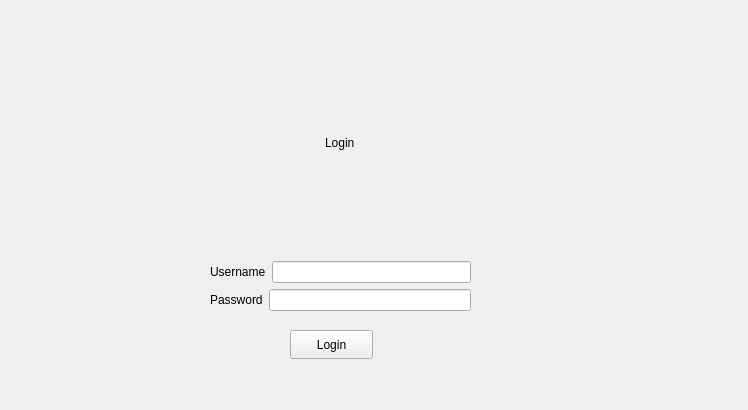
Before: the Qt Designer form login.ui in Shikhrrr/AttendanceManager, drawn with Qt 5.
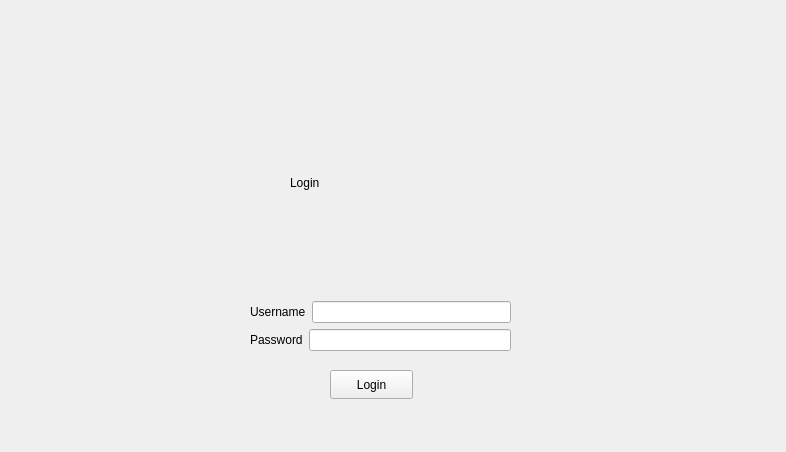
After: the same form once the commit is applied.

What changed in the file:
```diff
--- a/login.ui
+++ b/login.ui
@@ -6,8 +6,8 @@
    <rect>
     <x>0</x>
     <y>0</y>
-    <width>748</width>
-    <height>410</height>
+    <width>786</width>
+    <height>452</height>
    </rect>
   </property>
   <property name="windowTitle">
@@ -16,8 +16,8 @@
   <widget class="QPushButton" name="login">
    <property name="geometry">
     <rect>
-     <x>290</x>
-     <y>330</y>
+     <x>330</x>
+     <y>370</y>
      <width>83</width>
      <height>29</height>
     </rect>
@@ -29,17 +29,19 @@
   <widget class="QWidget" name="layoutWidget">
    <property name="geometry">
     <rect>
-     <x>210</x>
-     <y>30</y>
+     <x>250</x>
+     <y>70</y>
      <width>261</width>
      <height>281</height>
     </rect>
    </property>
    <layout class="QVBoxLayout" name="verticalLayout_3">
-    <item alignment="Qt::AlignmentFlag::AlignHCenter">
+    <item>
      <widget class="QLabel" name="label_3">
       <property name="styleSheet">
-       <string notr="true">font: 28pt &quot;Segoe UI&quot;;</string>
+       <string notr="true">font: 28pt &quot;Segoe UI&quot;;
+margin-left: auto;
+margin-right: auto;</string>
       </property>
       <property name="text">
        <string>Login</string>
```
